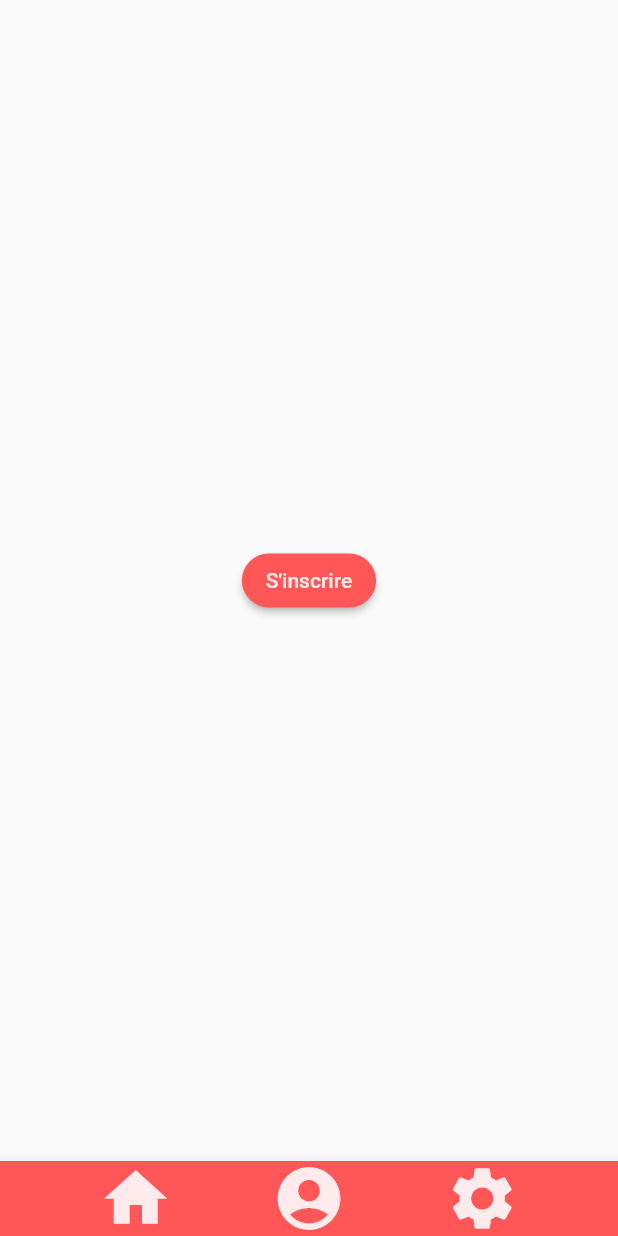
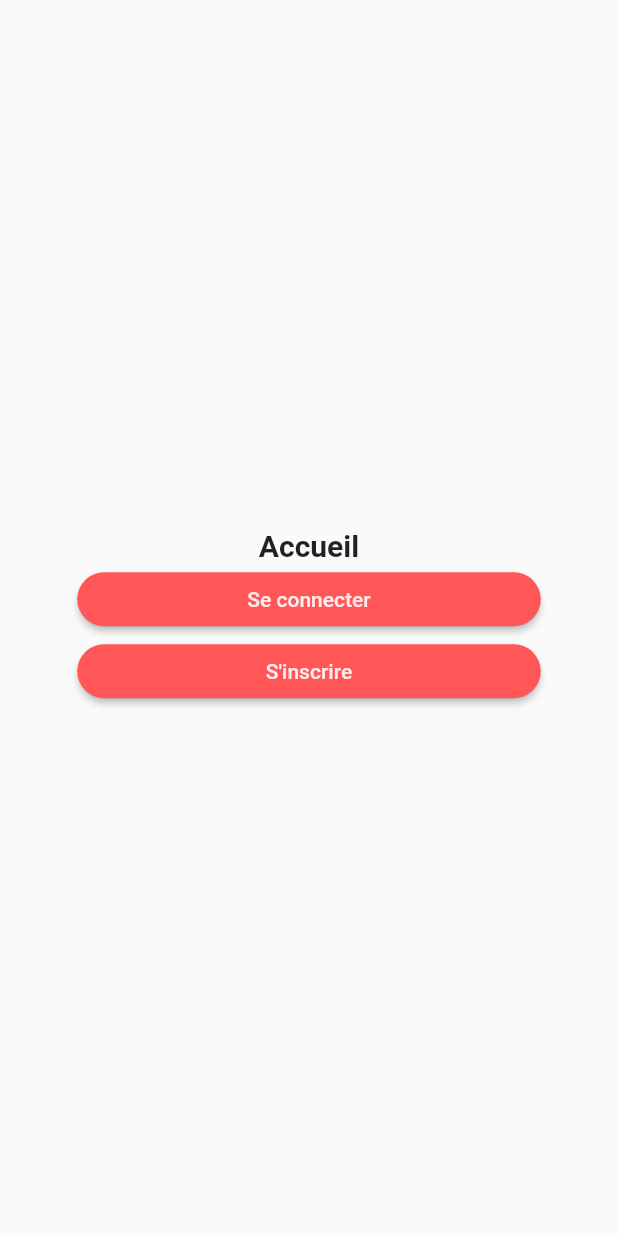
Before and after one commit to Giant-T/Match-BM, a Flutter app: the screen it shows after launch, on a phone screen of 412 x 824 dp. Run offline on Flutter 3.47's test engine with Material 2 defaults, Android fonts, the phone set to English and light mode, and no system bars; Roboto replaces fonts that are missing (Verdana).

Commit message:
Ajout de la page d'accueil

```diff
--- /dev/null
+++ b/lib/components/app_button.dart
@@ -0,0 +1,18 @@
+import 'package:flutter/material.dart';
+
+class AppButton extends StatelessWidget {
+  final String text;
+  final VoidCallback onPressed;
+
+  const AppButton({Key? key, required this.text, required this.onPressed})
+      : super(key: key);
+
+  @override
+  Widget build(BuildContext context) {
+    double width = MediaQuery.of(context).size.width;
+
+    return SizedBox(
+        width: width * 0.75,
+        child: ElevatedButton(onPressed: onPressed, child: Text(text)));
+  }
+}
--- a/lib/main.dart
+++ b/lib/main.dart
@@ -1,7 +1,8 @@
 import 'package:flutter/material.dart';
+import 'package:match_bm/pages/home.dart';
 
 void main() {
-  runApp(MyApp());
+  runApp(const MyApp());
 }
 
 class MyApp extends StatelessWidget {
@@ -9,6 +10,7 @@ class MyApp extends StatelessWidget {
 
   @override
   Widget build(BuildContext context) {
+
     return MaterialApp(
       title: 'Match BM',
       theme: ThemeData(
@@ -28,7 +30,7 @@ class MyApp extends StatelessWidget {
             color: Color(0xffff5757),
           ),
           iconTheme: const IconThemeData(color: Color(0xffffebeb))),
-      home: const Accueil('Match BM'),
+      home: const Home(),
     );
   }
 }
@@ -36,7 +38,7 @@ class MyApp extends StatelessWidget {
 class Accueil extends StatelessWidget {
   final String title;
 
-  const Accueil(this.title);
+  const Accueil({Key? key, required this.title}) : super(key: key);
 
   @override
   Widget build(BuildContext context) {
--- /dev/null
+++ b/lib/pages/home.dart
@@ -0,0 +1,23 @@
+import 'package:flutter/material.dart';
+import 'package:match_bm/components/app_button.dart';
+
+class Home extends StatelessWidget {
+  const Home({Key? key}) : super(key: key);
+
+  @override
+  Widget build(BuildContext context) {
+    return Scaffold(
+      body: SizedBox.expand(
+          child: Column(
+        mainAxisAlignment: MainAxisAlignment.center,
+        crossAxisAlignment: CrossAxisAlignment.center,
+        children: [
+          const Text("Accueil",
+              style: TextStyle(fontSize: 20, fontWeight: FontWeight.bold)),
+          AppButton(text: "Se connecter", onPressed: () {}),
+          AppButton(text: "S'inscrire", onPressed: () {})
+        ],
+      )),
+    );
+  }
+}
```
